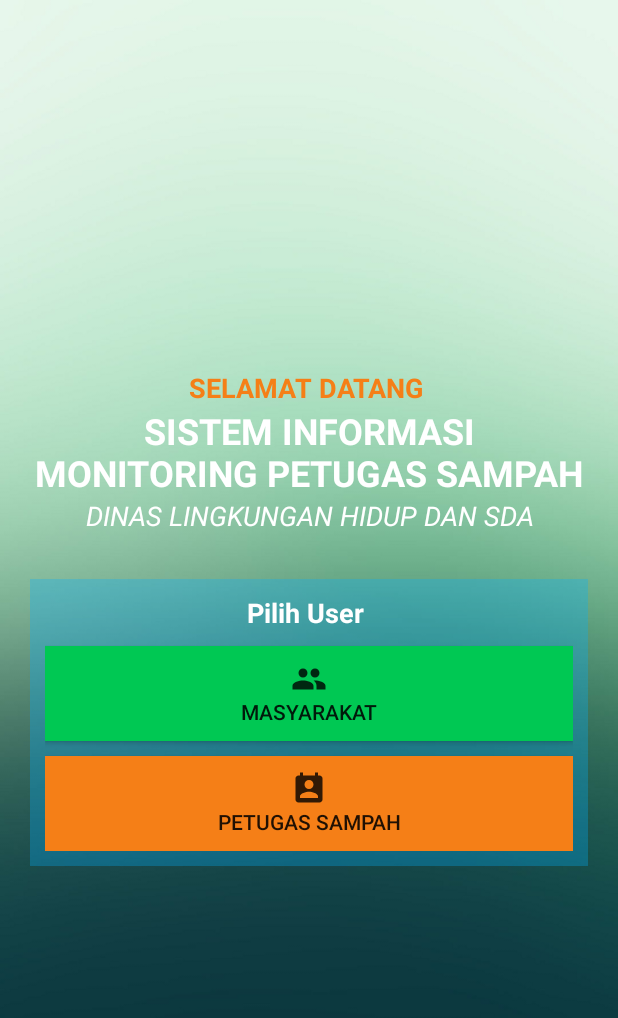
After one commit to HairulHarun/Sampah-App, an Android app: the layout activity_beranda.xml on its own in the app's theme, with its tools: preview values and no code run, on a phone screen of 412 x 824 dp. The commit adds this screen. Shown: the top 1018 px of the screen. Run offline under Robolectric (Android 15) with nearby library versions, the phone set to English and light mode, and no system bars; network calls fail.

Commit message:
commit kantor 12 juli malam

```diff
--- a/app/src/main/AndroidManifest.xml
+++ b/app/src/main/AndroidManifest.xml
@@ -18,7 +18,10 @@
         android:supportsRtl="true"
         android:theme="@style/AppTheme"
         android:usesCleartextTraffic="true">
-        <activity android:name=".PengumumanActivity"></activity>
+        <activity
+            android:name=".BerandaActivity"
+            android:theme="@style/AppTheme.NoActionBar"></activity>
+        <activity android:name=".PengumumanActivity" />
         <activity
             android:name=".LaporTpsActivity"
             android:label="@string/title_activity_lapor_tps"
--- a/app/src/main/java/com/gorontalo/chair/sampah_app/SplashActivity.java
+++ b/app/src/main/java/com/gorontalo/chair/sampah_app/SplashActivity.java
@@ -17,7 +17,7 @@ public class SplashActivity extends AppCompatActivity {
             @Override
             public void run() {
                 //TODO Auto-generated method stub
-                Intent i = new Intent(SplashActivity.this, UserActivity.class);
+                Intent i = new Intent(SplashActivity.this, BerandaActivity.class);
                 startActivity(i);
                 //jeda selesai Splashscreen
                 this.finish();
--- a/app/src/main/java/com/gorontalo/chair/sampah_app/UserActivity.java
+++ b/app/src/main/java/com/gorontalo/chair/sampah_app/UserActivity.java
@@ -78,9 +78,7 @@ public class UserActivity extends AppCompatActivity implements OnMapReadyCallbac
     @Override
     public boolean onOptionsItemSelected(MenuItem item) {
         int id = item.getItemId();
-        if (id == R.id.action_login) {
-            startActivity(new Intent(UserActivity.this, LoginActivity.class));
-        }else if (id == R.id.action_refresh) {
+        if (id == R.id.action_refresh) {
             refresh();
         }else if (id == R.id.action_pengumuman) {
             startActivity(new Intent(UserActivity.this, PengumumanActivity.class));
@@ -111,7 +109,7 @@ public class UserActivity extends AppCompatActivity implements OnMapReadyCallbac
     }
 
     public void onBackPressed(){
-        moveTaskToBack(true);
+        startActivity(new Intent(UserActivity.this, BerandaActivity.class));
     }
 
     private void getPekerjaan(final GoogleMap googleMap) {
--- /dev/null
+++ b/app/src/main/res/drawable-anydpi/ic_masyarakat.xml
@@ -0,0 +1,11 @@
+<vector xmlns:android="http://schemas.android.com/apk/res/android"
+    android:width="24dp"
+    android:height="24dp"
+    android:viewportWidth="24"
+    android:viewportHeight="24"
+    android:tint="#000000"
+    android:alpha="0.8">
+    <path
+        android:fillColor="#FF000000"
+        android:pathData="M19,3h-1L18,1h-2v2L8,3L8,1L6,1v2L5,3c-1.11,0 -2,0.9 -2,2v14c0,1.1 0.89,2 2,2h14c1.1,0 2,-0.9 2,-2L21,5c0,-1.1 -0.9,-2 -2,-2zM12,6c1.66,0 3,1.34 3,3s-1.34,3 -3,3 -3,-1.34 -3,-3 1.34,-3 3,-3zM18,18L6,18v-1c0,-2 4,-3.1 6,-3.1s6,1.1 6,3.1v1z"/>
+</vector>
--- /dev/null
+++ b/app/src/main/res/drawable-anydpi/ic_petugas.xml
@@ -0,0 +1,11 @@
+<vector xmlns:android="http://schemas.android.com/apk/res/android"
+    android:width="24dp"
+    android:height="24dp"
+    android:viewportWidth="24"
+    android:viewportHeight="24"
+    android:tint="#000000"
+    android:alpha="0.8">
+    <path
+        android:fillColor="#FF000000"
+        android:pathData="M16,11c1.66,0 2.99,-1.34 2.99,-3S17.66,5 16,5c-1.66,0 -3,1.34 -3,3s1.34,3 3,3zM8,11c1.66,0 2.99,-1.34 2.99,-3S9.66,5 8,5C6.34,5 5,6.34 5,8s1.34,3 3,3zM8,13c-2.33,0 -7,1.17 -7,3.5L1,19h14v-2.5c0,-2.33 -4.67,-3.5 -7,-3.5zM16,13c-0.29,0 -0.62,0.02 -0.97,0.05 1.16,0.84 1.97,1.97 1.97,3.45L17,19h6v-2.5c0,-2.33 -4.67,-3.5 -7,-3.5z"/>
+</vector>
--- /dev/null
+++ b/app/src/main/res/layout/activity_beranda.xml
@@ -0,0 +1,95 @@
+<?xml version="1.0" encoding="utf-8"?>
+<androidx.constraintlayout.widget.ConstraintLayout
+    xmlns:android="http://schemas.android.com/apk/res/android"
+    xmlns:app="http://schemas.android.com/apk/res-auto"
+    xmlns:tools="http://schemas.android.com/tools"
+    android:layout_width="match_parent"
+    android:layout_height="match_parent"
+    tools:context=".BerandaActivity">
+
+    <LinearLayout
+        android:id="@+id/linearLayout"
+        android:layout_width="0dp"
+        android:layout_height="0dp"
+        android:background="@drawable/bg"
+        android:gravity="center"
+        android:orientation="vertical"
+        android:padding="20dp"
+        app:layout_constraintBottom_toBottomOf="parent"
+        app:layout_constraintEnd_toEndOf="parent"
+        app:layout_constraintStart_toStartOf="parent"
+        app:layout_constraintTop_toTopOf="parent">
+
+        <TextView
+            android:id="@+id/textView8"
+            android:layout_width="match_parent"
+            android:layout_height="wrap_content"
+            android:gravity="center"
+            android:text="SELAMAT DATANG "
+            android:textColor="@color/colorAccent"
+            android:textSize="18sp"
+            android:textStyle="bold" />
+
+        <TextView
+            android:id="@+id/textView9"
+            android:layout_width="match_parent"
+            android:layout_height="wrap_content"
+            android:gravity="center"
+            android:text="SISTEM INFORMASI MONITORING PETUGAS SAMPAH"
+            android:textColor="@color/colorWhite"
+            android:textSize="24sp"
+            android:textStyle="bold" />
+
+        <TextView
+            android:id="@+id/textView10"
+            android:layout_width="match_parent"
+            android:layout_height="wrap_content"
+            android:gravity="center"
+            android:text="DINAS LINGKUNGAN HIDUP DAN SDA"
+            android:textColor="@color/colorWhite"
+            android:textSize="18sp"
+            android:textStyle="italic" />
+
+        <LinearLayout
+            android:layout_width="match_parent"
+            android:layout_height="wrap_content"
+            android:layout_marginTop="30dp"
+            android:background="@color/colorTransparant"
+            android:gravity="center"
+            android:orientation="vertical"
+            android:padding="10dp">
+
+            <TextView
+                android:id="@+id/textView12"
+                android:layout_width="wrap_content"
+                android:layout_height="wrap_content"
+                android:text="Pilih User "
+                android:textColor="@color/colorWhite"
+                android:textSize="18sp"
+                android:textStyle="bold" />
+
+            <Button
+                android:id="@+id/btnMasyarakat"
+                android:layout_width="match_parent"
+                android:layout_height="wrap_content"
+                android:layout_marginTop="10dp"
+                android:layout_marginBottom="10dp"
+                android:background="@color/colorPrimaryDark"
+                android:drawableTop="@drawable/ic_petugas"
+                android:paddingTop="10dp"
+                android:paddingBottom="10dp"
+                android:text="MASYARAKAT" />
+
+            <Button
+                android:id="@+id/btnPetugas"
+                android:layout_width="match_parent"
+                android:layout_height="wrap_content"
+                android:background="@color/colorAccent"
+                android:drawableTop="@drawable/ic_masyarakat"
+                android:paddingTop="10dp"
+                android:paddingBottom="10dp"
+                android:text="PETUGAS SAMPAH" />
+        </LinearLayout>
+
+    </LinearLayout>
+</androidx.constraintlayout.widget.ConstraintLayout>
--- a/app/src/main/res/menu/user.xml
+++ b/app/src/main/res/menu/user.xml
@@ -14,11 +14,5 @@
         app:showAsAction="ifRoom"
         android:title="Pengumuman" />
 
-    <item
-        android:id="@+id/action_login"
-        android:icon="@drawable/ic_home_black_24dp"
-        app:showAsAction="never"
-        android:title="Login" />
-
 
 </menu>
```
Also changed, not shown: app/src/main/java/com/gorontalo/chair/sampah_app/BerandaActivity.java (added, +45 -0 lines), app/src/main/java/com/gorontalo/chair/sampah_app/LoginActivity.java (+10 -10 lines), app/src/main/java/com/gorontalo/chair/sampah_app/ui/home/TpsFragment.java (+11 -0 lines), app/src/main/res/layout/activity_login.xml (+1 -7 lines), app/src/main/res/drawable-hdpi/ic_masyarakat.png (added), app/src/main/res/drawable-hdpi/ic_petugas.png (added), app/src/main/res/drawable-mdpi/ic_masyarakat.png (added), app/src/main/res/drawable-mdpi/ic_petugas.png (added), app/src/main/res/drawable-xhdpi/ic_masyarakat.png (added), app/src/main/res/drawable-xhdpi/ic_petugas.png (added), app/src/main/res/drawable-xxhdpi/ic_masyarakat.png (added), app/src/main/res/drawable-xxhdpi/ic_petugas.png (added).
